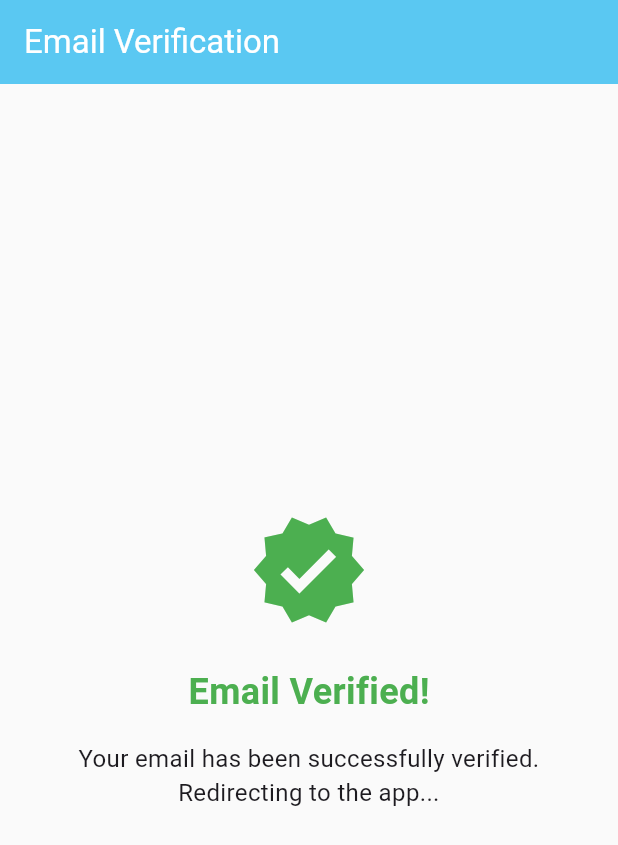
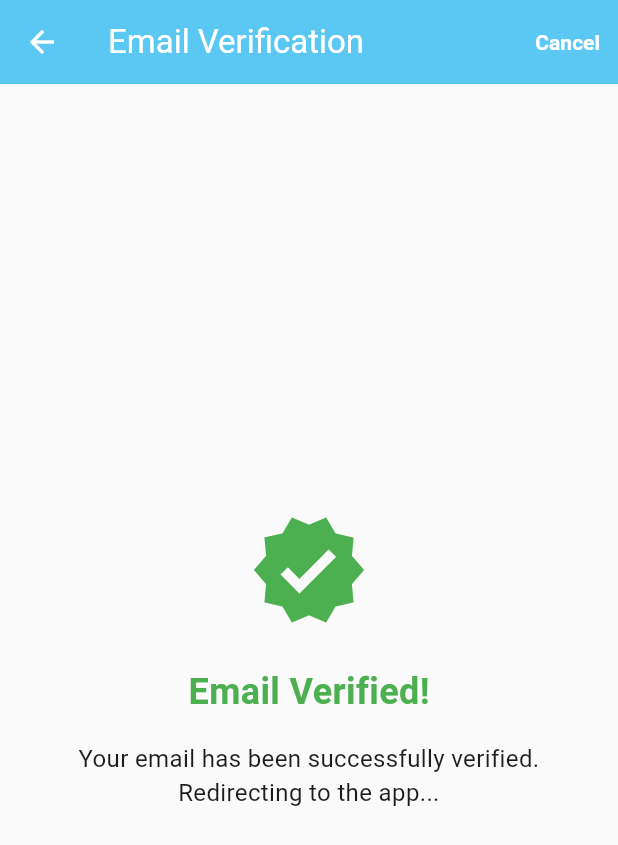
Before and after one commit to ohmschrodinger/PawsCare, a Flutter app: the EmailVerificationScreen screen opened by its route, on a phone screen of 412 x 824 dp. Shown: the top 845 px of the screen. Run offline on Flutter 3.47's test engine with Material 3 defaults, Android fonts, the phone set to English and light mode, and no system bars; our stand-ins replace cached_network_image, cloud_firestore, firebase_auth, firebase_core, firebase_storage, google_sign_in and 2 more; accounts and stored records are empty.

Commit message:
back option from verification screen

```diff
--- a/lib/screens/email_verification_screen.dart
+++ b/lib/screens/email_verification_screen.dart
@@ -134,7 +134,16 @@ class _EmailVerificationScreenState extends State<EmailVerificationScreen> {
         title: const Text('Email Verification'),
         backgroundColor: const Color(0xFF5AC8F2),
         foregroundColor: Colors.white,
-        automaticallyImplyLeading: false, // Prevent back button
+        automaticallyImplyLeading: true,
+        actions: [
+          TextButton(
+            onPressed: () => Navigator.of(context).maybePop(),
+            child: const Text(
+              'Cancel',
+              style: TextStyle(color: Colors.white),
+            ),
+          ),
+        ],
       ),
       body: Center(
         child: SingleChildScrollView(
```
